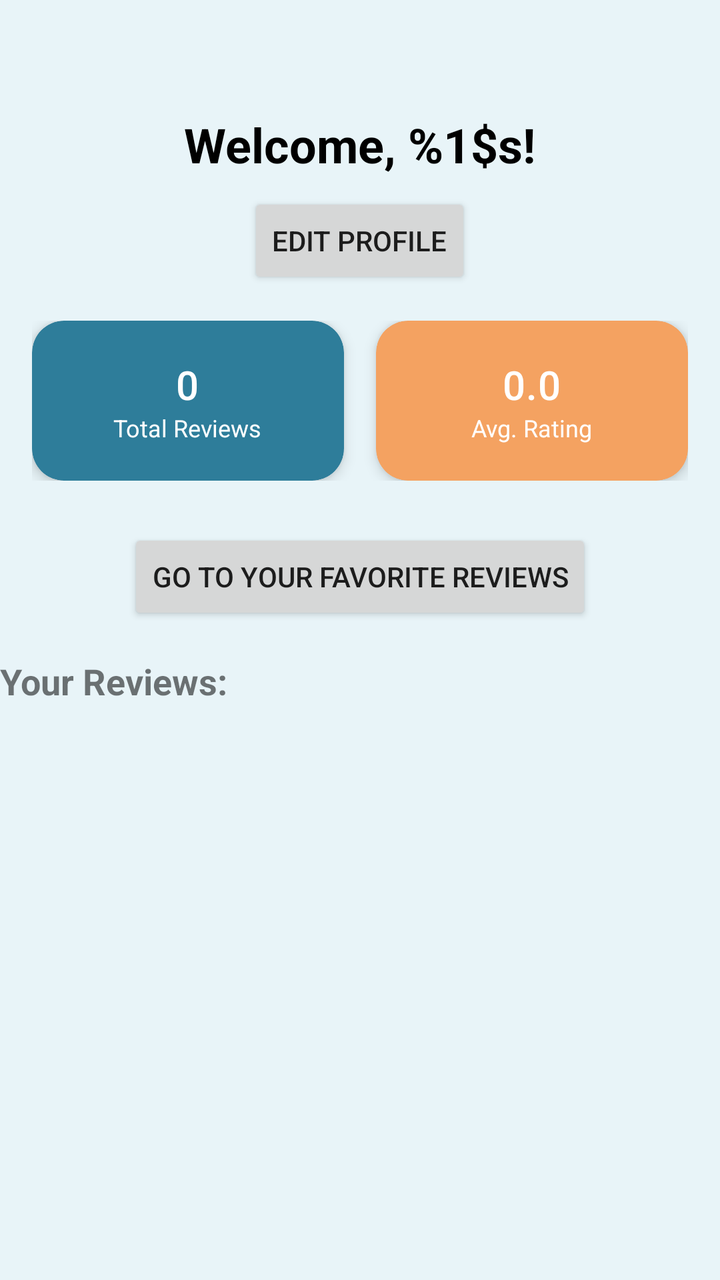
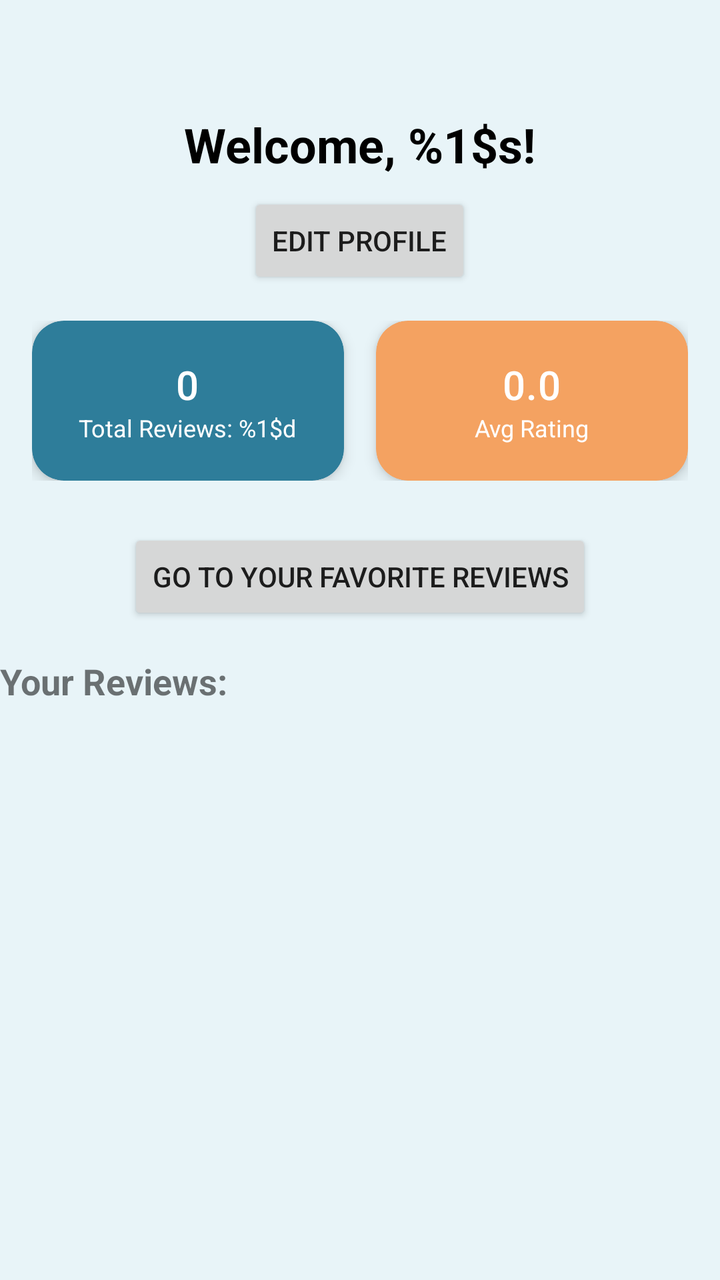

Screens rendered from an Android XML layout before and after an edit, with the pre-edit source and the edit as a unified diff.
<!-- AndroidManifest.xml: application theme Theme.BookClub -->
<!-- res/layout/fragment_user_profile.xml -->
<?xml version="1.0" encoding="utf-8"?>
<FrameLayout
    xmlns:android="http://schemas.android.com/apk/res/android"
    xmlns:app="http://schemas.android.com/apk/res-auto"
    android:layout_width="match_parent"
    android:layout_height="match_parent"
    android:layout_gravity="center"
    android:background="@color/pastel_mint">

    <LinearLayout
        android:id="@+id/headerLayout"
        android:layout_width="match_parent"
        android:layout_height="wrap_content"
        android:orientation="vertical"
        android:gravity="center_horizontal">

        <TextView
            android:id="@+id/welcomeText"
            android:layout_width="wrap_content"
            android:layout_height="wrap_content"
            android:layout_marginTop="?attr/actionBarSize"
            android:layout_marginBottom="8dp"
            android:text="@string/welcome_user"
            android:textSize="24sp"
            android:textStyle="bold"
            android:textColor="@android:color/black" />

        <Button
            android:id="@+id/buttonEditProfile"
            android:layout_width="wrap_content"
            android:layout_height="wrap_content"
            android:text="@string/edit_profile"
            android:layout_marginBottom="16dp" />

        
        <LinearLayout
            android:layout_width="match_parent"
            android:layout_height="wrap_content"
            android:layout_marginBottom="24dp"
            android:orientation="horizontal"
            android:paddingHorizontal="16dp">

            
            <com.google.android.material.card.MaterialCardView
                android:layout_width="0dp"
                android:layout_height="80dp"
                android:layout_marginEnd="8dp"
                android:layout_weight="1"
                app:cardBackgroundColor="@color/primary_color"
                app:cardCornerRadius="16dp"
                app:cardElevation="4dp">

                <LinearLayout
                    android:layout_width="match_parent"
                    android:layout_height="match_parent"
                    android:gravity="center"
                    android:orientation="vertical"
                    android:padding="12dp">

                    <TextView
                        android:id="@+id/totalBooksCount"
                        style="@style/TextAppearance.MaterialComponents.Headline6"
                        android:layout_width="wrap_content"
                        android:layout_height="wrap_content"
                        android:text="0"
                        android:textColor="@color/text_on_primary" />

                    <TextView
                        android:layout_width="wrap_content"
                        android:layout_height="wrap_content"
                        android:text="Total Reviews"
                        android:textColor="@color/text_on_primary"
                        android:textSize="12sp" />
                </LinearLayout>
            </com.google.android.material.card.MaterialCardView>

            
            <com.google.android.material.card.MaterialCardView
                android:layout_width="0dp"
                android:layout_height="80dp"
                android:layout_weight="1"
                android:layout_marginStart="8dp"
                app:cardCornerRadius="16dp"
                app:cardElevation="4dp"
                app:cardBackgroundColor="@color/secondary_color">

                <LinearLayout
                    android:layout_width="match_parent"
                    android:layout_height="match_parent"
                    android:orientation="vertical"
                    android:gravity="center"
                    android:padding="12dp">

                    <TextView
                        android:id="@+id/averageRatingText"
                        android:layout_width="wrap_content"
                        android:layout_height="wrap_content"
                        android:text="0.0"
                        style="@style/TextAppearance.MaterialComponents.Headline6"
                        android:textColor="@color/text_on_primary" />

                    <TextView
                        android:layout_width="wrap_content"
                        android:layout_height="wrap_content"
                        android:text="Avg. Rating"
                        android:textColor="@color/text_on_primary"
                        android:textSize="12sp" />
                </LinearLayout>
            </com.google.android.material.card.MaterialCardView>
        </LinearLayout>

        <Button
            android:id="@+id/toFavorites"
            android:layout_width="wrap_content"
            android:layout_height="wrap_content"
            android:layout_marginBottom="16dp"
            android:text="@string/go_to_your_favorite_reviews" />

        <TextView
            android:layout_width="match_parent"
            android:layout_height="wrap_content"
            android:layout_marginBottom="8dp"
            android:text="@string/your_reviews"
            android:textSize="18sp"
            android:textStyle="bold" />

        <androidx.recyclerview.widget.RecyclerView
            android:id="@+id/recyclerView"
            android:layout_width="wrap_content"
            android:layout_height="match_parent"
            android:layout_gravity="center"
            android:paddingBottom="16dp"
            android:clipToPadding="false" />
    </LinearLayout>
</FrameLayout>
<!-- resources referenced by this layout -->
<resources>
  <color name="pastel_mint">#E8F4F8</color>
  <color name="primary_color">#2E7D9A</color>
  <color name="secondary_color">#F4A261</color>
  <color name="text_on_primary">#FFFFFF</color>
  <string name="edit_profile">Edit Profile</string>
  <string name="go_to_your_favorite_reviews">go to your favorite reviews</string>
  <string name="welcome_user">Welcome, %1$s!</string>
  <string name="your_reviews">Your Reviews:</string>
  <color name="primary_variant">#1E5F75</color>
  <color name="secondary_variant">#E76F51</color>
  <color name="error_color">#F44336</color>
  <color name="surface_color">#FFFFFF</color>
  <color name="text_primary">#1A1A1A</color>
  <color name="background_primary">#FAFAFA</color>
  <style name="TextAppearance.BookClub.Headline1" parent="TextAppearance.MaterialComponents.Headline1">
          <item name="fontFamily">@font/roboto_bold</item>
          <item name="android:textColor">@color/text_primary</item>
          <item name="android:textSize">96sp</item>
      </style>
  <style name="TextAppearance.BookClub.Headline2" parent="TextAppearance.MaterialComponents.Headline2">
          <item name="fontFamily">@font/roboto_bold</item>
          <item name="android:textColor">@color/text_primary</item>
          <item name="android:textSize">60sp</item>
      </style>
  <style name="TextAppearance.BookClub.Headline3" parent="TextAppearance.MaterialComponents.Headline3">
          <item name="fontFamily">@font/roboto_bold</item>
          <item name="android:textColor">@color/text_primary</item>
          <item name="android:textSize">48sp</item>
      </style>
  <style name="TextAppearance.BookClub.Headline4" parent="TextAppearance.MaterialComponents.Headline4">
          <item name="fontFamily">@font/roboto_bold</item>
          <item name="android:textColor">@color/text_primary</item>
          <item name="android:textSize">34sp</item>
      </style>
  <style name="TextAppearance.BookClub.Headline5" parent="TextAppearance.MaterialComponents.Headline5">
          <item name="fontFamily">@font/roboto_bold</item>
          <item name="android:textColor">@color/text_primary</item>
          <item name="android:textSize">24sp</item>
      </style>
  <style name="TextAppearance.BookClub.Headline6" parent="TextAppearance.MaterialComponents.Headline6">
          <item name="fontFamily">@font/roboto_bold</item>
          <item name="android:textColor">@color/text_primary</item>
          <item name="android:textSize">20sp</item>
      </style>
  <style name="TextAppearance.BookClub.Body1" parent="TextAppearance.MaterialComponents.Body1">
          <item name="fontFamily">@font/roboto_regular</item>
          <item name="android:textColor">@color/text_primary</item>
          <item name="android:textSize">16sp</item>
      </style>
  <style name="TextAppearance.BookClub.Body2" parent="TextAppearance.MaterialComponents.Body2">
          <item name="fontFamily">@font/roboto_regular</item>
          <item name="android:textColor">@color/text_secondary</item>
          <item name="android:textSize">14sp</item>
      </style>
  <style name="ShapeAppearance.BookClub.SmallComponent" parent="ShapeAppearance.MaterialComponents.SmallComponent">
          <item name="cornerFamily">rounded</item>
          <item name="cornerSize">8dp</item>
      </style>
  <style name="ShapeAppearance.BookClub.MediumComponent" parent="ShapeAppearance.MaterialComponents.MediumComponent">
          <item name="cornerFamily">rounded</item>
          <item name="cornerSize">12dp</item>
      </style>
  <style name="ShapeAppearance.BookClub.LargeComponent" parent="ShapeAppearance.MaterialComponents.LargeComponent">
          <item name="cornerFamily">rounded</item>
          <item name="cornerSize">16dp</item>
      </style>
  <color name="text_secondary">#666666</color>
  <!-- unchanged entries left out for length: 1 -->
</resources>

<!-- the commit's change to res/layout/fragment_user_profile.xml (unified diff, before → after) -->
@@ -62,13 +62,13 @@
                         style="@style/TextAppearance.MaterialComponents.Headline6"
                         android:layout_width="wrap_content"
                         android:layout_height="wrap_content"
-                        android:text="0"
+                        android:text="@string/_0"
                         android:textColor="@color/text_on_primary" />
 
                     <TextView
                         android:layout_width="wrap_content"
                         android:layout_height="wrap_content"
-                        android:text="Total Reviews"
+                        android:text="@string/total_reviews"
                         android:textColor="@color/text_on_primary"
                         android:textSize="12sp" />
                 </LinearLayout>
@@ -95,14 +95,14 @@
                         android:id="@+id/averageRatingText"
                         android:layout_width="wrap_content"
                         android:layout_height="wrap_content"
-                        android:text="0.0"
+                        android:text="@string/_0_0"
                         style="@style/TextAppearance.MaterialComponents.Headline6"
                         android:textColor="@color/text_on_primary" />
 
                     <TextView
                         android:layout_width="wrap_content"
                         android:layout_height="wrap_content"
-                        android:text="Avg. Rating"
+                        android:text="@string/avg_rating"
                         android:textColor="@color/text_on_primary"
                         android:textSize="12sp" />
                 </LinearLayout>
<!-- resource entries referenced after the edit -->
@@ -4,8 +4,12 @@
   <color name="primary_color">#2E7D9A</color>
   <color name="secondary_color">#F4A261</color>
   <color name="text_on_primary">#FFFFFF</color>
+  <string name="_0">0</string>
+  <string name="_0_0">0.0</string>
+  <string name="avg_rating">Avg Rating</string>
   <string name="edit_profile">Edit Profile</string>
-  <string name="go_to_your_favorite_reviews">go to your favorite reviews</string>
+  <string name="go_to_your_favorite_reviews">Go to your favorite reviews</string>
+  <string name="total_reviews">Total Reviews: %1$d</string>
   <string name="welcome_user">Welcome, %1$s!</string>
   <string name="your_reviews">Your Reviews:</string>
   <color name="primary_variant">#1E5F75</color>
